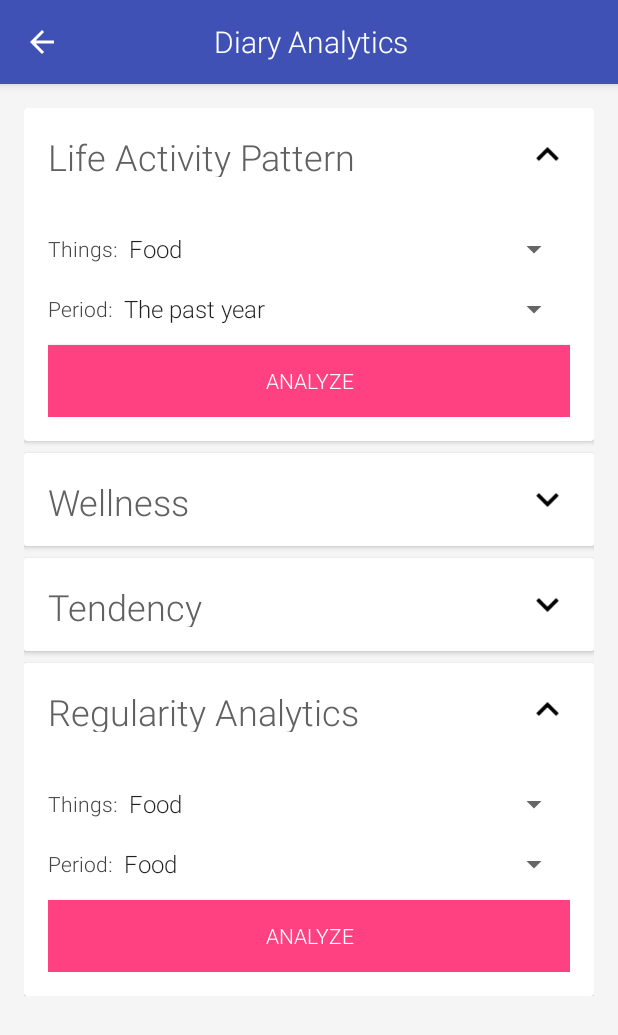
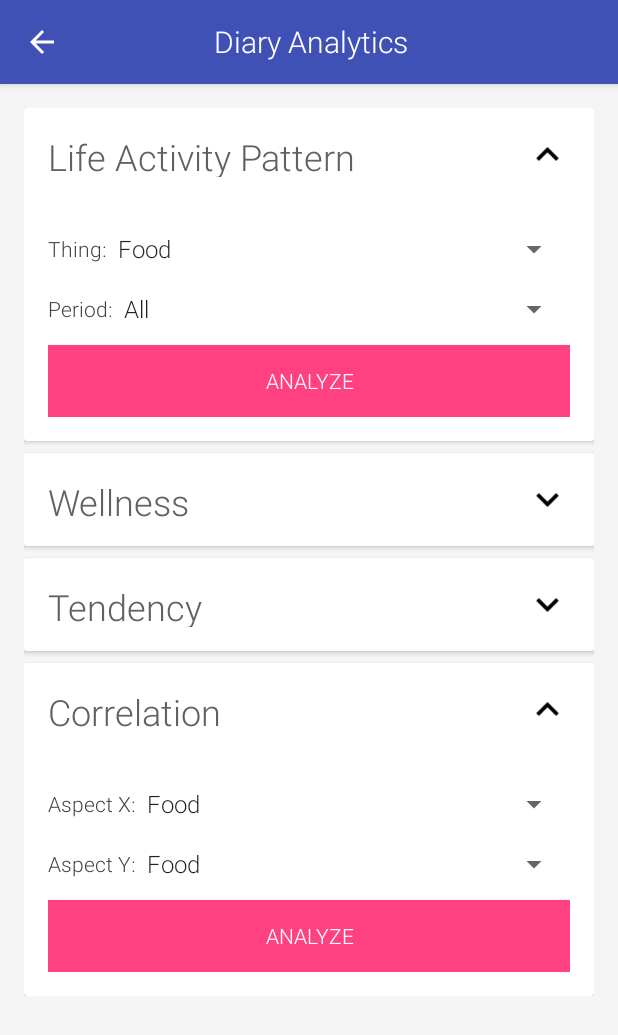
Before and after one commit to JungHanter/SELAB_SmartDiary_AndroidApp_V2, an Android app: the AnalyticsActivity screen opened directly, with no data from a screen before it, after a tap on "Life Activity Pattern", on a phone screen of 412 x 824 dp. Shown: the top 1035 px of the screen. Run offline under Robolectric (Android 15) with nearby library versions, the phone set to English and light mode, and no system bars; 2 other taps on this screen came first.

```diff
--- a/SpeechSDK/build.gradle
+++ b/SpeechSDK/build.gradle
@@ -4,7 +4,7 @@ buildscript {
         jcenter()
     }
     dependencies {
-        classpath 'com.android.tools.build:gradle:2.2.1'
+        classpath 'com.android.tools.build:gradle:2.2.2'
 
         // NOTE: Do not place your application dependencies here; they belong
         // in the individual module build.gradle files
--- a/app/src/main/java/ssu/sel/smartdiary/AnalyticsActivity.java
+++ b/app/src/main/java/ssu/sel/smartdiary/AnalyticsActivity.java
@@ -161,7 +161,7 @@ public class AnalyticsActivity extends AppCompatActivity {
         });
 
         ArrayAdapter<CharSequence> adapter = ArrayAdapter.createFromResource(this,
-                R.array.analytics_lifestyle_things, android.R.layout.simple_spinner_item);
+                R.array.analytics_things, android.R.layout.simple_spinner_item);
         adapter.setDropDownViewResource(android.R.layout.simple_spinner_dropdown_item);
         spnLifeActivityThings.setAdapter(adapter);
 
@@ -191,12 +191,12 @@ public class AnalyticsActivity extends AppCompatActivity {
         spnTendencyType.setAdapter(adapter);
 
         adapter = ArrayAdapter.createFromResource(this,
-                R.array.analytics_things, android.R.layout.simple_spinner_item);
+                R.array.analytics_correlation_aspects, android.R.layout.simple_spinner_item);
         adapter.setDropDownViewResource(android.R.layout.simple_spinner_dropdown_item);
         spnCorrelationThingX.setAdapter(adapter);
 
         adapter = ArrayAdapter.createFromResource(this,
-                R.array.analytics_things, android.R.layout.simple_spinner_item);
+                R.array.analytics_correlation_aspects, android.R.layout.simple_spinner_item);
         adapter.setDropDownViewResource(android.R.layout.simple_spinner_dropdown_item);
         spnCorrelationThingY.setAdapter(adapter);
 
--- a/app/src/main/java/ssu/sel/smartdiary/LoginActivity.java
+++ b/app/src/main/java/ssu/sel/smartdiary/LoginActivity.java
@@ -95,8 +95,8 @@ public class LoginActivity extends AppCompatActivity {
         viewLoginProgress = findViewById(R.id.login_progress);
 
         //for testing
-//        edtID.setText("lhs");
-//        edtPassword.setText("1234");
+        edtID.setText("lhs");
+        edtPassword.setText("1234");
 
         loginConnector = new JsonRestConnector("user/login", "POST",
                 new JsonRestConnector.OnConnectListener() {
--- a/app/src/main/java/ssu/sel/smartdiary/MainActivity.java
+++ b/app/src/main/java/ssu/sel/smartdiary/MainActivity.java
@@ -96,7 +96,7 @@ public class MainActivity extends AppCompatActivity {
         Log.d("MainAcitivty", "LayoutDiaryBtns: " + layoutBtnDiaries.getMeasuredWidth() +
                 ", " + layoutBtnDiaries.getMeasuredHeight());
         int layoutWidth = layoutBtnDiaries.getMeasuredWidth();
-        int btnWidth = layoutWidth / 6;
+        int btnWidth = layoutWidth / 8;
         int btnLayoutWidth = btnWidth * 2;
 //        findViewById(R.id.layoutShowAllDiaries).setLayoutParams(
 //                new LinearLayout.LayoutParams(btnLayoutWidth, LinearLayout.LayoutParams.WRAP_CONTENT));
--- a/app/src/main/java/ssu/sel/smartdiary/model/MediaContext.java
+++ b/app/src/main/java/ssu/sel/smartdiary/model/MediaContext.java
@@ -33,6 +33,7 @@ public class MediaContext {
         this.mediaType = mediaType;
     }
 
+
     public File getFile() {
         return file;
     }
--- a/app/src/main/java/ssu/sel/smartdiary/view/AudioPlayerView.java
+++ b/app/src/main/java/ssu/sel/smartdiary/view/AudioPlayerView.java
@@ -76,7 +76,7 @@ public class AudioPlayerView extends RelativeLayout implements RemovableView {
         progressAudioPlayer.setProgress(0);
         progressAudioPlayer.setMax(1);
 
-        tvAudioPlayerDownloading.setText("Audio File is Loading");
+        tvAudioPlayerDownloading.setText("Loading Audio File...");
         tvAudioPlayerDownloading.setVisibility(View.VISIBLE);
         layoutDiaryAudioPlayer.setVisibility(View.GONE);
     }
@@ -279,6 +279,10 @@ public class AudioPlayerView extends RelativeLayout implements RemovableView {
         layoutDiaryAudioPlayer.setVisibility(View.GONE);
     }
 
+    public void setAudioLoadMessage(String msg) {
+        tvAudioPlayerDownloading.setText(msg);
+    }
+
     public interface OnLoadedListener {
         void onLoaded();
     }
--- a/app/src/main/res/layout/activity_analytics.xml
+++ b/app/src/main/res/layout/activity_analytics.xml
@@ -79,7 +79,7 @@
                                     android:gravity="center_vertical"
                                     android:layout_width="wrap_content"
                                     android:layout_height="match_parent"
-                                    android:text="Things:"/>
+                                    android:text="Thing:"/>
                                 <Spinner
                                     android:layout_width="match_parent"
                                     android:layout_height="match_parent"
@@ -242,7 +242,7 @@
                             android:layout_height="wrap_content"
                             android:layout_gravity="center_horizontal"
                             android:layout_marginTop="16dp"
-                            android:id="@+id/progressTendency"
+                            android:id="@+id/progressWellness"
                             android:visibility="gone" />
 
                         <TextView
@@ -354,6 +354,15 @@
                             android:onClick="onAnalyzeClick"
                             android:text="Analyze"/>
 
+                        <ProgressBar
+                            style="?android:attr/progressBarStyle"
+                            android:layout_width="wrap_content"
+                            android:layout_height="wrap_content"
+                            android:layout_gravity="center_horizontal"
+                            android:layout_marginTop="16dp"
+                            android:id="@+id/progressTendency"
+                            android:visibility="gone" />
+
                         <TextView
                             android:layout_width="match_parent"
                             android:layout_height="match_parent"
@@ -392,7 +401,7 @@
                             android:layout_alignParentStart="true"
                             android:textColor="@color/grey_700"
                             android:textSize="24sp"
-                            android:text="Regularity Analytics"/>
+                            android:text="Correlation"/>
 
                         <ImageView
                             android:layout_width="30dp"
@@ -425,7 +434,7 @@
                                     android:gravity="center_vertical"
                                     android:layout_width="wrap_content"
                                     android:layout_height="match_parent"
-                                    android:text="Things:"/>
+                                    android:text="Aspect X:"/>
                                 <Spinner
                                     android:layout_width="match_parent"
                                     android:layout_height="match_parent"
@@ -443,7 +452,7 @@
                                     android:gravity="center_vertical"
                                     android:layout_width="wrap_content"
                                     android:layout_height="match_parent"
-                                    android:text="Period:"/>
+                                    android:text="Aspect Y:"/>
                                 <Spinner
                                     android:layout_width="match_parent"
                                     android:layout_height="match_parent"
--- a/app/src/main/res/layout/view_audio_player.xml
+++ b/app/src/main/res/layout/view_audio_player.xml
@@ -13,7 +13,7 @@
         android:gravity="center"
         android:textSize="16sp"
         android:textColor="@color/pink_A200"
-        android:text="Waiting to Download Audio ..."
+        android:text="Downloading Diary Record Audio"
         android:id="@+id/tvAudioPlayerDownloading"
         android:visibility="gone"  />
 
--- a/app/src/main/res/values/analytics_spinner_text.xml
+++ b/app/src/main/res/values/analytics_spinner_text.xml
@@ -2,12 +2,10 @@
 <resources>
     <string-array name="analytics_lifestyle_things">
         <item>Food</item>
-        <item>Exercise</item>
+        <item>Weather</item>
         <item>People</item>
         <item>Seasons</item>
-        <item>Moods</item>
-        <item>Hobby</item>
-    </string-array>
+        <item>Moods</item>    </string-array>
 
 
     <string-array name="analytics_lifestyle_type">
@@ -26,17 +24,24 @@
     </string-array>
 
     <string-array name="analytics_activity">
+        <item>All</item>
         <item>Exercise</item>
+        <item>Sport</item>
         <item>Hobby</item>
     </string-array>
 
     <string-array name="analytics_period">
+        <item>All</item>
+        <item>10 years</item>
+        <item>5 years</item>
         <item>The past year</item>
-        <item>Last Week</item>
+        <item>The past month</item>
     </string-array>
 
     <string-array name="analytics_wellness_type">
         <item>Feelings</item>
+        <item>Mental wellness</item>
+        <item>Physical wellness</item>
     </string-array>
 
     <string-array name="analytics_tendency_type">
@@ -44,4 +49,17 @@
         <item>Most Disliked</item>
     </string-array>
 
+    <string-array name="analytics_correlation_aspects">
+        <item>Food</item>
+        <item>Weather</item>
+        <item>People</item>
+        <item>Seasons</item>
+        <item>Moods</item>
+        <item>All Activities</item>
+        <item>Sport</item>
+        <item>Exercise</item>
+        <item>Hobby</item>
+        <item>Day of week</item>
+    </string-array>
+
 </resources>
--- a/build.gradle
+++ b/build.gradle
@@ -5,7 +5,7 @@ buildscript {
         jcenter()
     }
     dependencies {
-        classpath 'com.android.tools.build:gradle:2.2.1'
+        classpath 'com.android.tools.build:gradle:2.2.2'
 
         // NOTE: Do not place your application dependencies here; they belong
         // in the individual module build.gradle files
```
Also changed, not shown: app/src/main/java/ssu/sel/smartdiary/ViewDiaryActivity.java (+67 -86 lines), app/src/main/java/ssu/sel/smartdiary/WriteDiaryActivity.java (+40 -46 lines), app/src/main/java/ssu/sel/smartdiary/view/MediaContextLoadingView.java (added, +55 -0 lines), app/src/main/res/layout/view_media_context_loading.xml (added, +19 -0 lines).
